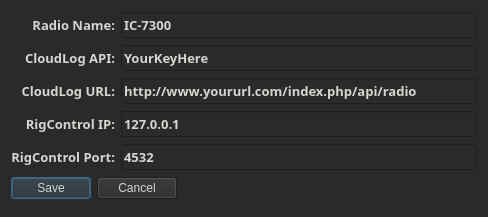
Above: settings.ui from mbridak/CloudLogPyCAT before the change. Below: the same form after it.
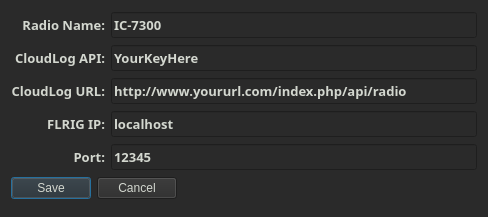
That is the form after the change.

Commit message: Feat: Updated UI for flrig.

```diff
--- a/settings.ui
+++ b/settings.ui
@@ -128,7 +128,7 @@
       </font>
      </property>
      <property name="text">
-      <string>RigControl IP:</string>
+      <string>FLRIG IP:</string>
      </property>
      <property name="alignment">
       <set>Qt::AlignRight|Qt::AlignTrailing|Qt::AlignVCenter</set>
@@ -146,7 +146,7 @@
       </font>
      </property>
      <property name="text">
-      <string>127.0.0.1</string>
+      <string>localhost</string>
      </property>
     </widget>
    </item>
@@ -161,7 +161,7 @@
       </font>
      </property>
      <property name="text">
-      <string>RigControl Port:</string>
+      <string>Port:</string>
      </property>
      <property name="alignment">
       <set>Qt::AlignRight|Qt::AlignTrailing|Qt::AlignVCenter</set>
@@ -179,7 +179,7 @@
       </font>
      </property>
      <property name="text">
-      <string>4532</string>
+      <string>12345</string>
      </property>
     </widget>
    </item>
```
